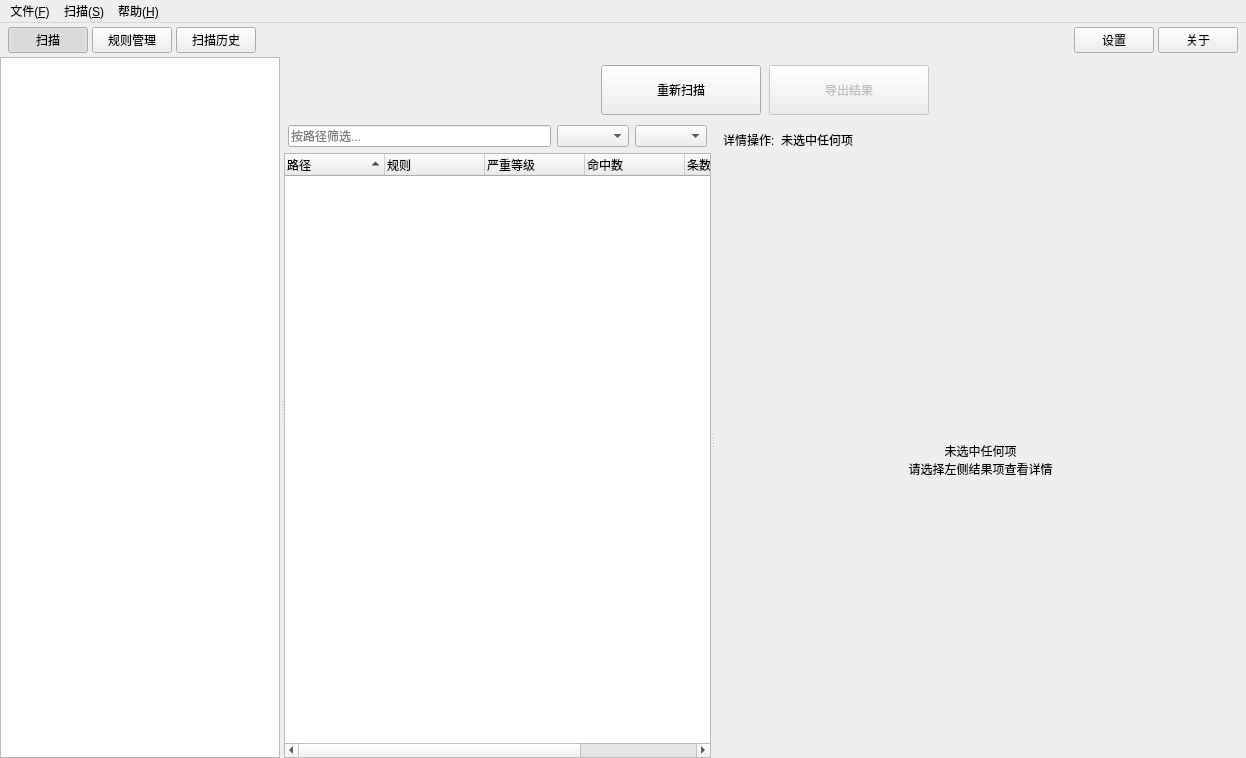
The window that src/fuscan/gui/main_window.ui (gookeryoung/fuscan) describes before a commit, drawn with Qt 5.
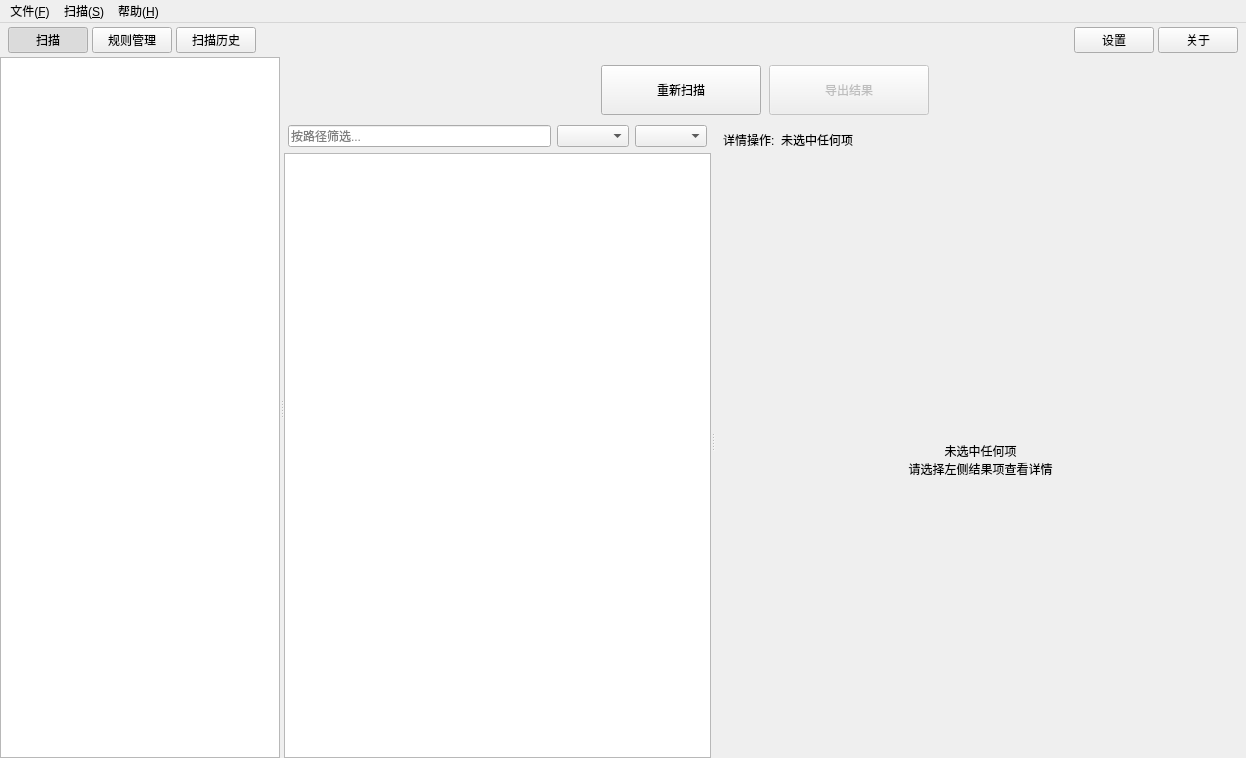
The same window after the commit. The open tabs and pages were chosen to show the change.

Commit message:
refactor(gui): result_tree 从 QTreeWidget 迁移到 QStandardItemModel+QTreeView
3 种分组模式 populate 重写为 Model/View API，双击/选中事件迁移到 QModelIndex，78 处测试 API 同步迁移 + 2 个新测试覆盖 parent 查找与无 data 顶层项路径。移除 itemFromIndex 防御性 None 检查与 _set_row_flags 未使用分支（死代码）。门禁：ruff 599<605、pyrefly 784<814、pytest 1308 passed/0 failed/96.05%

Patch:
```diff
--- a/src/fuscan/gui/main_window.ui
+++ b/src/fuscan/gui/main_window.ui
@@ -729,7 +729,7 @@
                   </widget>
                  </item>
                  <item>
-                  <widget class="QTreeWidget" name="result_tree">
+                  <widget class="QTreeView" name="result_tree">
                    <property name="alternatingRowColors">
                     <bool>true</bool>
                    </property>
@@ -739,36 +739,6 @@
                    <property name="sortingEnabled">
                     <bool>true</bool>
                    </property>
-                   <column>
-                    <property name="text">
-                     <string>路径</string>
-                    </property>
-                   </column>
-                   <column>
-                    <property name="text">
-                     <string>规则</string>
-                    </property>
-                   </column>
-                   <column>
-                    <property name="text">
-                     <string>严重等级</string>
-                    </property>
-                   </column>
-                   <column>
-                    <property name="text">
-                     <string>命中数</string>
-                    </property>
-                   </column>
-                   <column>
-                    <property name="text">
-                     <string>条数</string>
-                    </property>
-                   </column>
-                   <column>
-                    <property name="text">
-                     <string>详情</string>
-                    </property>
-                   </column>
                   </widget>
                  </item>
                 </layout>
```
The commit also changes 5 other files.
